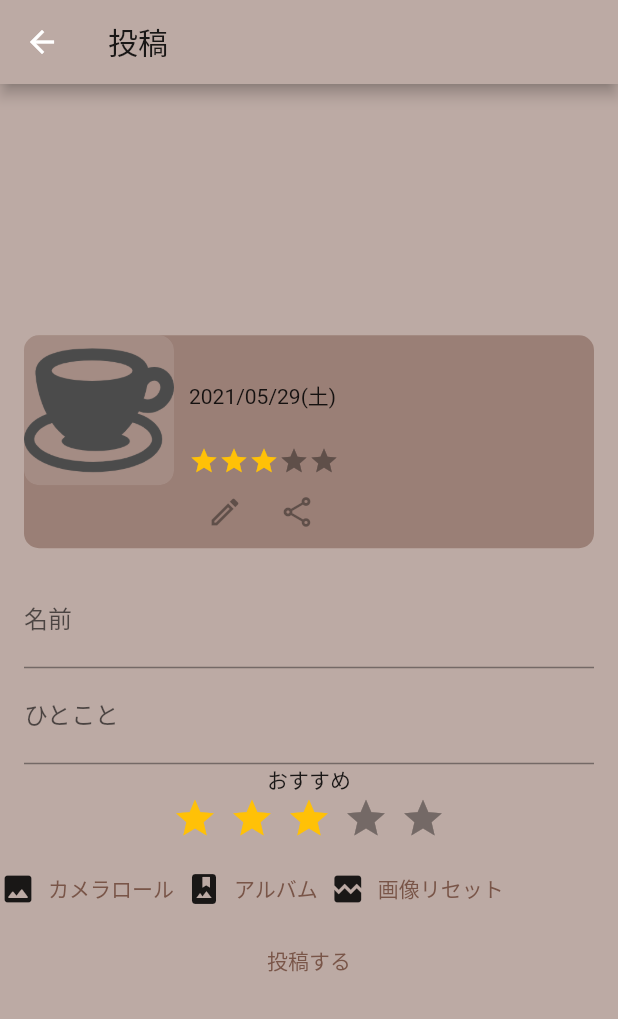
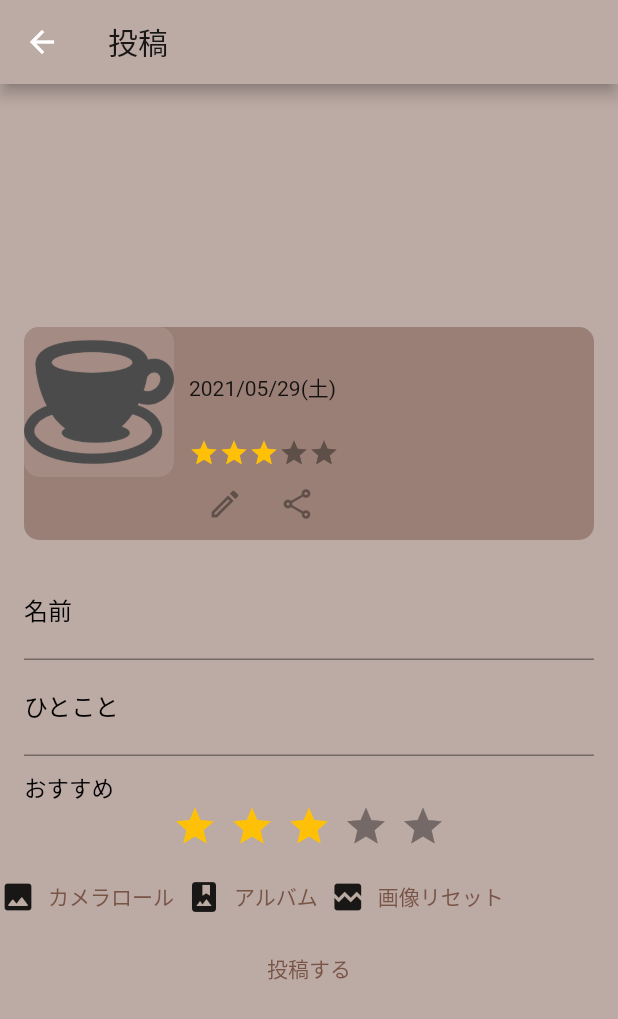
Before and after one commit to y0303noki/coffee_project, a Flutter app: the AddOrEditCardPage screen opened directly, on a phone screen of 412 x 824 dp. Shown: the top 1019 px of the screen. Run offline on Flutter 3.47's test engine with Material 2 defaults, Android fonts, the phone set to English and light mode, and no system bars; drawn by our look-alikes of flutter_easyloading, flutter_rating_bar; our stand-ins replace cloud_firestore, firebase_auth, firebase_core, firebase_storage, google_sign_in, image_picker; missing offline and left inert: esys_flutter_share, sign_button; accounts and stored records are empty.

Commit message:
プラスアイコン変更

```diff
--- a/lib/ui/add_or_edit_card_page.dart
+++ b/lib/ui/add_or_edit_card_page.dart
@@ -108,6 +108,7 @@ class AddOrEditCardPage extends StatelessWidget {
                                 TextField(
                                   controller: _nameTextEditController,
                                   decoration: InputDecoration(
+                                    labelStyle: TextStyle(color: Colors.black),
                                     labelText: '名前',
                                     hintText: '何飲んだ？',
                                   ),
@@ -123,8 +124,9 @@ class AddOrEditCardPage extends StatelessWidget {
                                 TextField(
                                   controller: _memoTextEditingController,
                                   decoration: InputDecoration(
+                                    labelStyle: TextStyle(color: Colors.black),
                                     labelText: 'ひとこと',
-                                    hintText: 'メモ？',
+                                    hintText: 'メモ',
                                   ),
                                   onChanged: (text) {
                                     if (text != null && text.length > 20) {
@@ -136,7 +138,23 @@ class AddOrEditCardPage extends StatelessWidget {
                                   },
                                 ),
                                 // スコア
-                                Text('おすすめ'),
+                                Column(
+                                  children: [
+                                    Row(
+                                      children: [
+                                        Padding(
+                                          padding:
+                                              EdgeInsets.fromLTRB(0, 10, 0, 0),
+                                          child: Text(
+                                            'おすすめ',
+                                            style: TextStyle(
+                                              fontSize: 15,
+                                              color: Colors.black,
+                                            ),
+                                          ),
+                                        ),
+                                      ],
+                                    ),
                                     RatingBar.builder(
                                       initialRating: _score.toDouble(),
                                       minRating: 1,
@@ -155,6 +173,9 @@ class AddOrEditCardPage extends StatelessWidget {
                                         model.refresh();
                                       },
                                     ),
+                                  ],
+                                ),
+
                                 // 公開設定、まだ使わない
                                 // SwitchListTile(
                                 //   value: _isPublic,
--- a/lib/ui/home_page.dart
+++ b/lib/ui/home_page.dart
@@ -43,8 +43,11 @@ class HomePage extends StatelessWidget {
             }
           });
         },
-        child: const Icon(Icons.add),
-        backgroundColor: Colors.green,
+        child: Container(
+          width: 50,
+          child: Image.asset('asset/images/coffeePlusToukaIcon.png'),
+        ),
+        backgroundColor: Colors.brown,
       ),
       FloatingActionButton(
         onPressed: () {
```
Also changed, not shown: asset/images/coffeePlusToukaIcon.png (added). Lines whose indentation alone changed are shown as unchanged.
